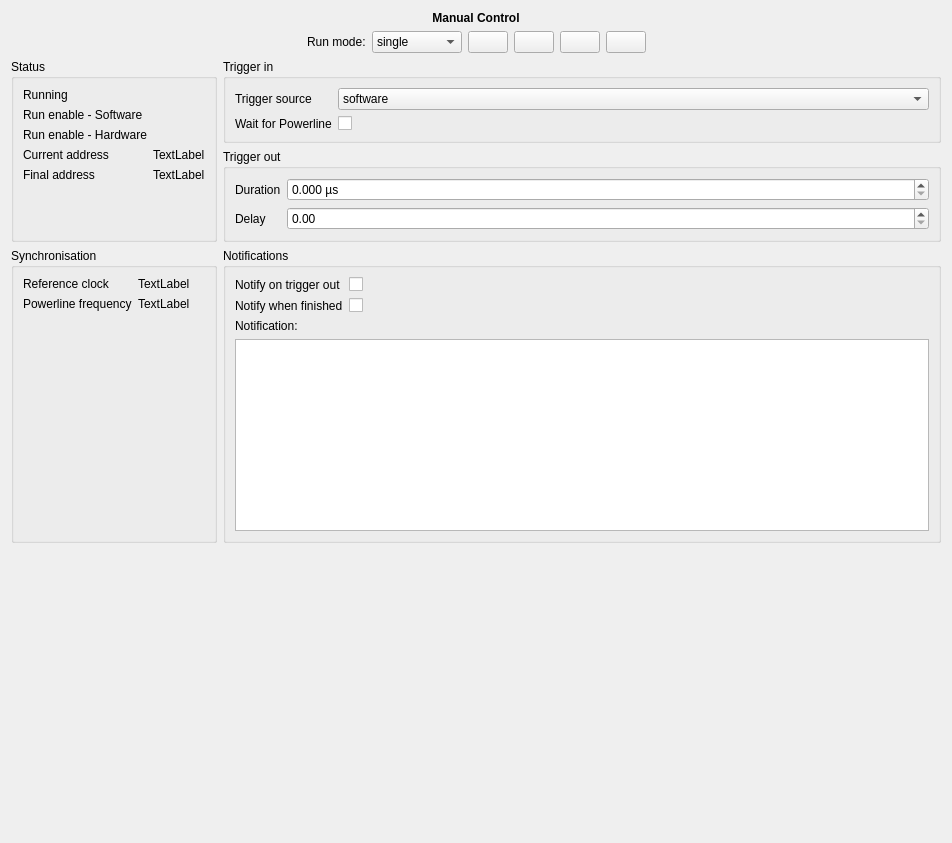
Old version of the form user_devices/NarwhalDevicesPulseGenerator/narwhaldevicespulsegenerator.ui in the repository Narwhal-Devices/userlib.
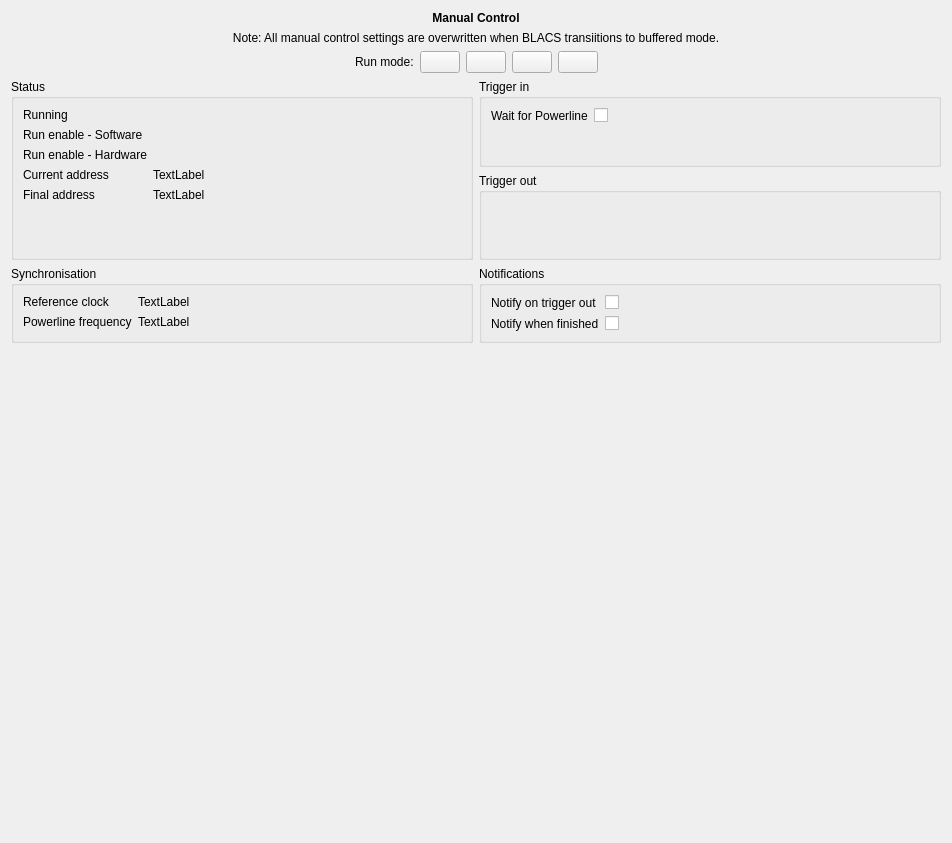
New version of the form.

Commit message: Progress made on GUI. now need to work on some deeper stuff

```diff
--- a/user_devices/NarwhalDevicesPulseGenerator/narwhaldevicespulsegenerator.ui
+++ b/user_devices/NarwhalDevicesPulseGenerator/narwhaldevicespulsegenerator.ui
@@ -36,7 +36,17 @@
       </widget>
      </item>
      <item>
-      <layout class="QHBoxLayout" name="horizontalLayout">
+      <widget class="QLabel" name="label_7">
+       <property name="text">
+        <string>Note: All manual control settings are overwritten when BLACS transiitions to buffered mode.</string>
+       </property>
+       <property name="alignment">
+        <set>Qt::AlignCenter</set>
+       </property>
+      </widget>
+     </item>
+     <item>
+      <layout class="QHBoxLayout" name="horizontalLayout_manualcontrol">
        <item>
         <spacer name="horizontalSpacer_2">
          <property name="orientation">
@@ -57,20 +67,6 @@
          </property>
         </widget>
        </item>
-       <item>
-        <widget class="QComboBox" name="combo_runmode">
-         <item>
-          <property name="text">
-           <string>single</string>
-          </property>
-         </item>
-         <item>
-          <property name="text">
-           <string>continuous</string>
-          </property>
-         </item>
-        </widget>
-       </item>
        <item>
         <widget class="QPushButton" name="button_start">
          <property name="text">
@@ -161,12 +157,14 @@
         </widget>
        </item>
        <item row="2" column="1">
-        <widget class="QGroupBox" name="groupBox_4">
+        <widget class="QGroupBox" name="groupBox_notifications">
          <property name="title">
           <string>Notifications</string>
          </property>
          <layout class="QVBoxLayout" name="verticalLayout_7">
           <item>
+           <layout class="QVBoxLayout" name="verticalLayout_notifications">
+            <item>
            <layout class="QFormLayout" name="formLayout_4">
             <item row="0" column="0">
              <widget class="QLabel" name="label_18">
@@ -182,13 +180,6 @@
               </property>
              </widget>
             </item>
-            <item row="0" column="1">
-             <widget class="QCheckBox" name="check_notifytrigout">
-              <property name="text">
-               <string/>
-              </property>
-             </widget>
-            </item>
             <item row="1" column="1">
              <widget class="QCheckBox" name="check_notifyfinished">
               <property name="text">
@@ -196,24 +187,16 @@
               </property>
              </widget>
             </item>
-           </layout>
-          </item>
-          <item>
-           <widget class="QLabel" name="label_9">
+              <item row="0" column="1">
+               <widget class="QCheckBox" name="check_notifytrigout">
             <property name="text">
-             <string>Notification:</string>
+                 <string/>
             </property>
            </widget>
           </item>
-          <item>
-           <widget class="QTextBrowser" name="text_notifications">
-            <property name="sizePolicy">
-             <sizepolicy hsizetype="Expanding" vsizetype="Expanding">
-              <horstretch>0</horstretch>
-              <verstretch>0</verstretch>
-             </sizepolicy>
-            </property>
-           </widget>
+             </layout>
+            </item>
+           </layout>
           </item>
          </layout>
         </widget>
@@ -225,46 +208,15 @@
          </property>
          <layout class="QVBoxLayout" name="verticalLayout_10">
           <item>
-           <layout class="QFormLayout" name="formLayout_2">
+           <layout class="QFormLayout" name="formLayout_triggerin">
             <item row="0" column="0">
-             <widget class="QLabel" name="label_14">
-              <property name="text">
-               <string>Trigger source</string>
-              </property>
-             </widget>
-            </item>
-            <item row="0" column="1">
-             <widget class="QComboBox" name="combo_triggersource">
-              <item>
-               <property name="text">
-                <string>software</string>
-               </property>
-              </item>
-              <item>
-               <property name="text">
-                <string>hardware</string>
-               </property>
-              </item>
-              <item>
-               <property name="text">
-                <string>either</string>
-               </property>
-              </item>
-              <item>
-               <property name="text">
-                <string>single_hardware</string>
-               </property>
-              </item>
-             </widget>
-            </item>
-            <item row="1" column="0">
              <widget class="QLabel" name="label_16">
               <property name="text">
                <string>Wait for Powerline</string>
               </property>
              </widget>
             </item>
-            <item row="1" column="1">
+            <item row="0" column="1">
              <widget class="QCheckBox" name="check_waitforpowerline">
               <property name="text">
                <string/>
@@ -283,41 +235,7 @@
          </property>
          <layout class="QVBoxLayout" name="verticalLayout_9">
           <item>
-           <layout class="QFormLayout" name="formLayout_3">
-            <item row="0" column="0">
-             <widget class="QLabel" name="label_17">
-              <property name="text">
-               <string>Duration</string>
-              </property>
-             </widget>
-            </item>
-            <item row="0" column="1">
-             <widget class="QDoubleSpinBox" name="doublespin_triggerduration">
-              <property name="suffix">
-               <string>0 µs</string>
-              </property>
-              <property name="minimum">
-               <double>0.000000000000000</double>
-              </property>
-              <property name="maximum">
-               <double>2.550000000000000</double>
-              </property>
-              <property name="stepType">
-               <enum>QAbstractSpinBox::AdaptiveDecimalStepType</enum>
-              </property>
-             </widget>
-            </item>
-            <item row="1" column="0">
-             <widget class="QLabel" name="label_19">
-              <property name="text">
-               <string>Delay</string>
-              </property>
-             </widget>
-            </item>
-            <item row="1" column="1">
-             <widget class="QDoubleSpinBox" name="doublespin_triggerdelay"/>
-            </item>
-           </layout>
+           <layout class="QFormLayout" name="formLayout_triggerout"/>
           </item>
          </layout>
         </widget>
```
Lines whose indentation alone changed are shown as unchanged. The commit also changes 6 other files.
